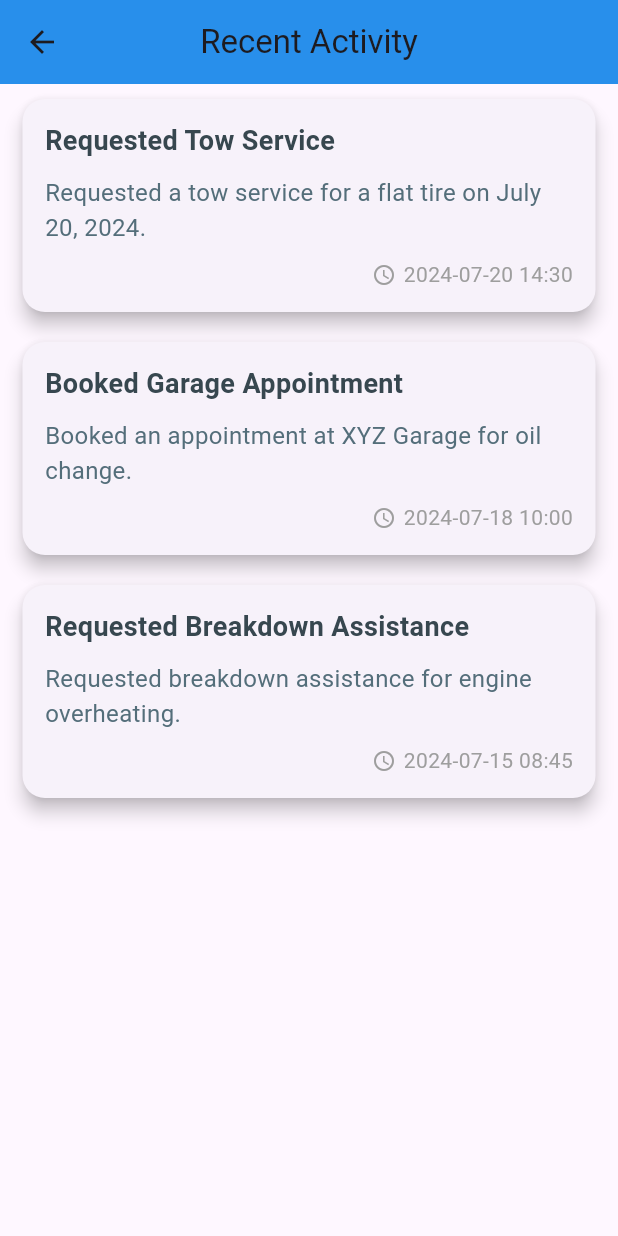
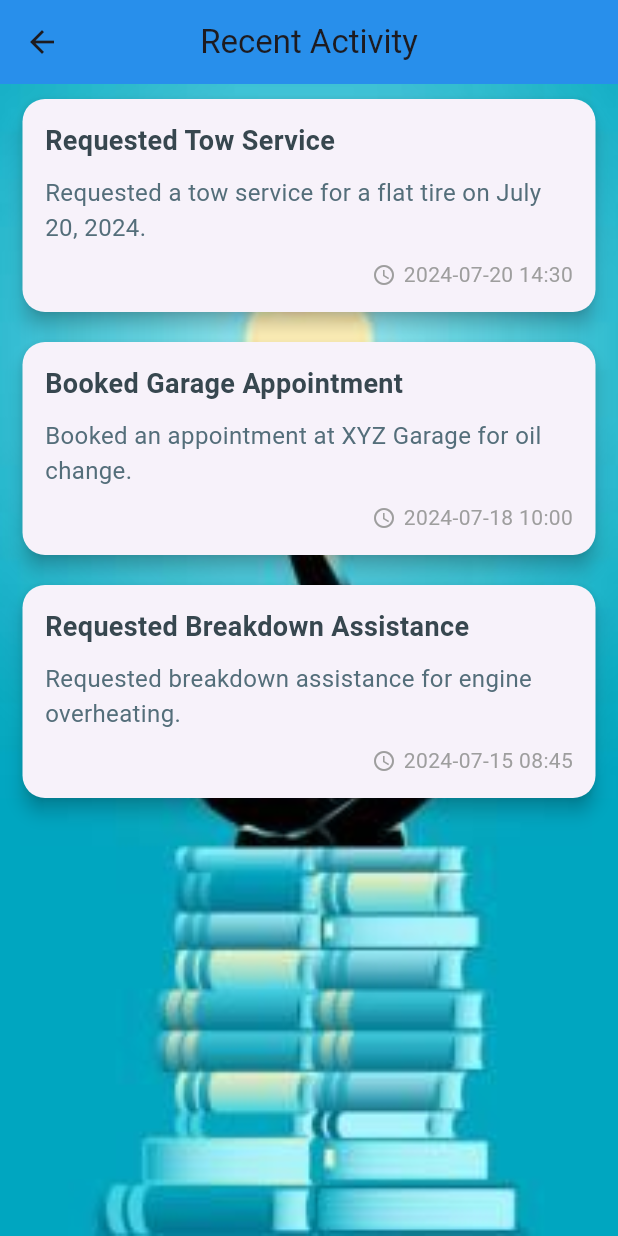
Before and after one commit to MarkhBalam/garage_finderr, a Flutter app: the RecentActivityPage screen opened directly, on a phone screen of 412 x 824 dp. Run offline on Flutter 3.47's test engine with Material 3 defaults, Android fonts, the phone set to English and light mode, and no system bars; our stand-ins replace animated_splash_screen, cloud_firestore, firebase_auth, firebase_core, firebase_storage, google_maps_flutter and 3 more; missing offline and left inert: flutter_polyline_points; accounts and stored records are empty; statements that could not run were skipped.

Commit message:
modified recent activity page

```diff
--- a/lib/pages/recent_activity.dart
+++ b/lib/pages/recent_activity.dart
@@ -33,14 +33,25 @@ class RecentActivityPage extends StatelessWidget {
         centerTitle: true,
         elevation: 5,
       ),
-      body: ListView.builder(
+      body: Stack(
+        children: [
+          Container(
+            decoration: BoxDecoration(
+              image: DecorationImage(
+                image: AssetImage(
+                    'lib/images/recent.jpg'), // Path to your background image
+                fit: BoxFit.cover,
+              ),
+            ),
+          ),
+          ListView.builder(
             itemCount: recentActivities.length,
             itemBuilder: (context, index) {
               final activity = recentActivities[index];
               return Card(
                 margin: EdgeInsets.symmetric(vertical: 10, horizontal: 15),
-            shape:
-                RoundedRectangleBorder(borderRadius: BorderRadius.circular(15)),
+                shape: RoundedRectangleBorder(
+                    borderRadius: BorderRadius.circular(15)),
                 elevation: 5,
                 child: Padding(
                   padding: EdgeInsets.all(15),
@@ -58,7 +69,8 @@ class RecentActivityPage extends StatelessWidget {
                       SizedBox(height: 10),
                       Text(
                         activity['description'] ?? 'No description',
-                    style: TextStyle(fontSize: 16, color: Colors.blueGrey[600]),
+                        style: TextStyle(
+                            fontSize: 16, color: Colors.blueGrey[600]),
                       ),
                       SizedBox(height: 10),
                       Row(
@@ -78,6 +90,8 @@ class RecentActivityPage extends StatelessWidget {
               );
             },
           ),
+        ],
+      ),
     );
   }
 }
```
Also changed, not shown: lib/images/recent.jpg (added). Lines whose indentation alone changed are shown as unchanged.
